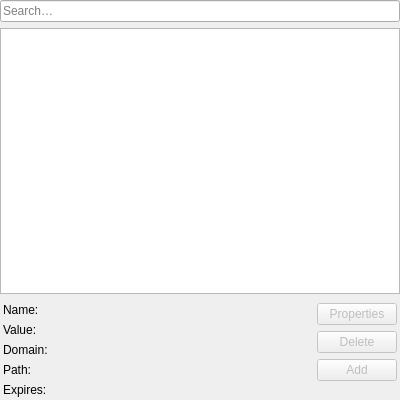
Before: the Qt Designer form src/modules/windows/cookies/CookiesContentsWidget.ui in OtterBrowser/otter-browser, drawn with Qt 5.
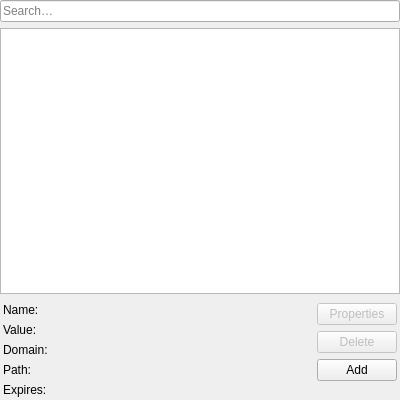
After: the same form once the commit is applied. Custom widgets are drawn as their Qt base class.

```diff
--- a/src/modules/windows/cookies/CookiesContentsWidget.ui
+++ b/src/modules/windows/cookies/CookiesContentsWidget.ui
@@ -181,9 +181,6 @@
         </item>
         <item>
          <widget class="QPushButton" name="addButton">
-          <property name="enabled">
-           <bool>false</bool>
-          </property>
           <property name="text">
            <string>Add</string>
           </property>
```
